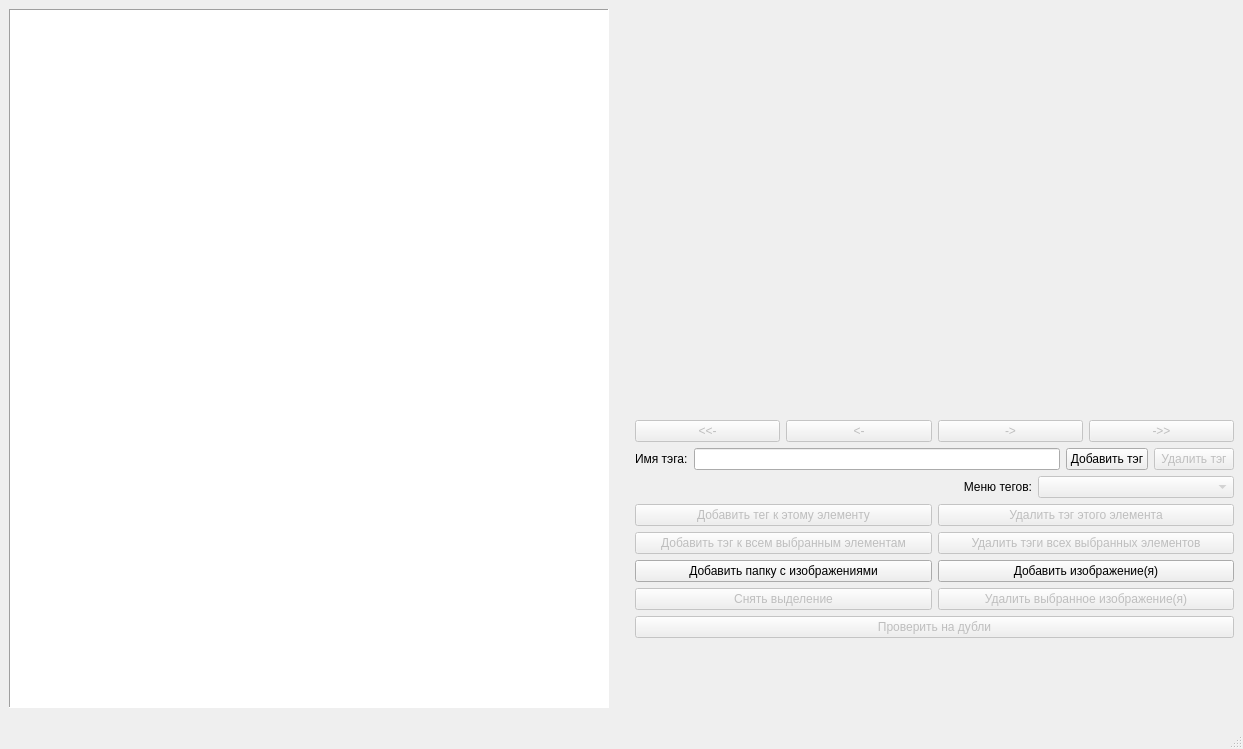
Above: vibor_new_dialog_based_other.ui from VoidChaser/SinSawImg before the change. Below: the same form after it.
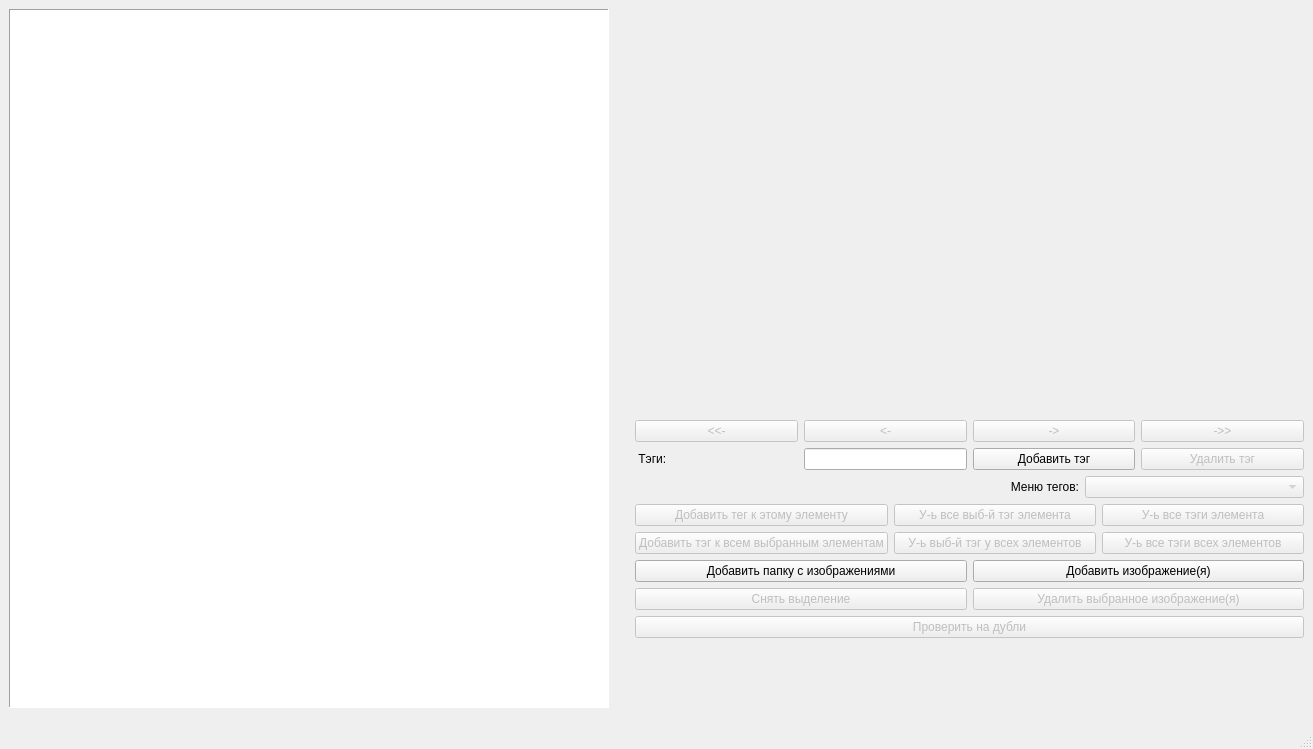
That is the form after the change.

Commit message: Need to functionate tag buttons and funcionality of image_tags pole of datebase, create mainwindow and design that. +Miniatures +Add file/files +duppel in im_tags +duppel in add to im_tags +all list filter to tag +parsing in folder

```diff
--- a/vibor_new_dialog_based_other.ui
+++ b/vibor_new_dialog_based_other.ui
@@ -9,7 +9,7 @@
    <rect>
     <x>0</x>
     <y>0</y>
-    <width>1243</width>
+    <width>1313</width>
     <height>749</height>
    </rect>
   </property>
@@ -294,12 +294,19 @@
             <item>
              <widget class="QLabel" name="tag_name_label">
               <property name="text">
-               <string>Имя тэга:</string>
+               <string> Тэги:</string>
               </property>
              </widget>
             </item>
             <item>
-             <widget class="QLineEdit" name="tag_name_edit"/>
+             <widget class="QLineEdit" name="tag_name_edit">
+              <property name="sizePolicy">
+               <sizepolicy hsizetype="Preferred" vsizetype="Fixed">
+                <horstretch>0</horstretch>
+                <verstretch>0</verstretch>
+               </sizepolicy>
+              </property>
+             </widget>
             </item>
             <item>
              <widget class="QPushButton" name="add_tag_button">
@@ -324,6 +331,9 @@
            <layout class="QHBoxLayout" name="horizontalLayout_3">
             <item>
              <widget class="QLabel" name="current_tag_label">
+              <property name="enabled">
+               <bool>true</bool>
+              </property>
               <property name="text">
                <string/>
               </property>
@@ -406,7 +416,7 @@
                  <bool>false</bool>
                 </property>
                 <property name="text">
-                 <string>Удалить тэг этого элемента</string>
+                 <string>У-ь все выб-й тэг элемента</string>
                 </property>
                 <attribute name="buttonGroup">
                  <string notr="true">tag_redact_button_group</string>
@@ -419,7 +429,37 @@
                  <bool>false</bool>
                 </property>
                 <property name="text">
-                 <string>Удалить тэги всех выбранных элементов</string>
+                 <string>У-ь выб-й тэг у всех элементов</string>
+                </property>
+                <attribute name="buttonGroup">
+                 <string notr="true">tag_redact_button_group</string>
+                </attribute>
+               </widget>
+              </item>
+             </layout>
+            </item>
+            <item>
+             <layout class="QVBoxLayout" name="verticalLayout_7">
+              <item>
+               <widget class="QPushButton" name="del_all_tags_of_single_element_button">
+                <property name="enabled">
+                 <bool>false</bool>
+                </property>
+                <property name="text">
+                 <string>У-ь все тэги элемента</string>
+                </property>
+                <attribute name="buttonGroup">
+                 <string notr="true">tag_redact_button_group</string>
+                </attribute>
+               </widget>
+              </item>
+              <item>
+               <widget class="QPushButton" name="del_all_tags_of_all_elements_button">
+                <property name="enabled">
+                 <bool>false</bool>
+                </property>
+                <property name="text">
+                 <string>У-ь все тэги всех элементов</string>
                 </property>
                 <attribute name="buttonGroup">
                  <string notr="true">tag_redact_button_group</string>
```
Left out of the diff: 4 changed lines with no effect on the pictures. The commit also changes 2 other files.
